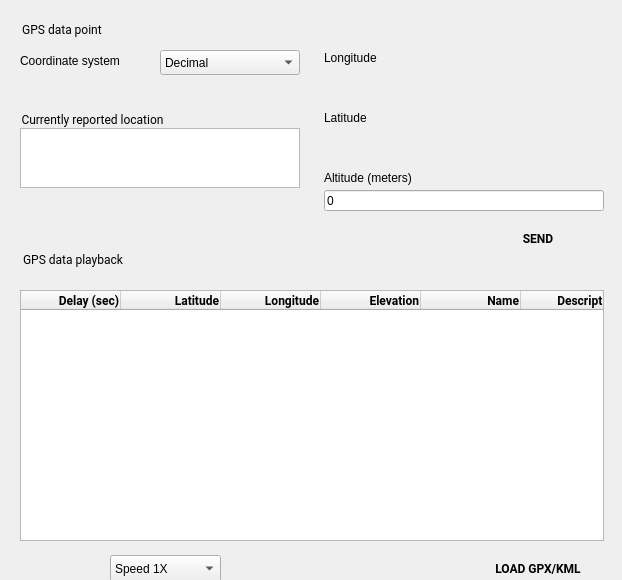
Above: android/android-emu/android/skin/qt/extended-pages/location-page.ui from aosp-mirror/platform_external_qemu before the change. Below: the same form after it.
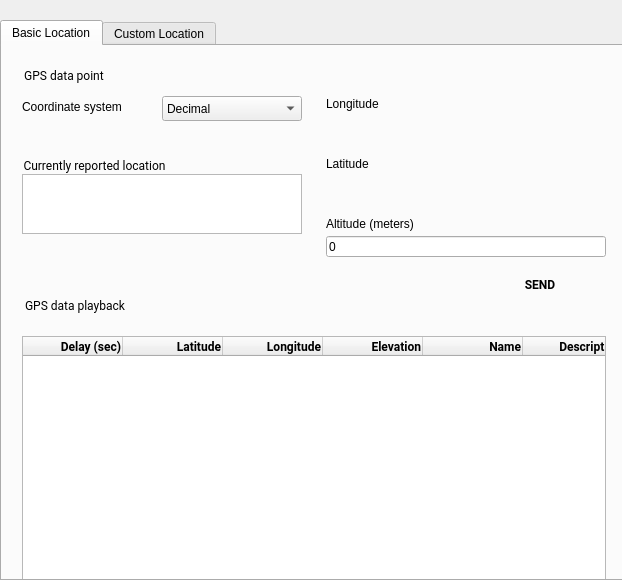
That is the form after the change. Icons and pictures are not drawn. Custom widgets are drawn as their Qt base class.

Commit message: [wip] Add another tab in location page for the map UI.

The edit to the form file:
```diff
--- a/android/android-emu/android/skin/qt/extended-pages/location-page.ui
+++ b/android/android-emu/android/skin/qt/extended-pages/location-page.ui
@@ -13,6 +13,25 @@
   <property name="windowTitle">
    <string>Form</string>
   </property>
+  <widget class="QTabWidget" name="tabWidget">
+   <property name="geometry">
+    <rect>
+     <x>0</x>
+     <y>20</y>
+     <width>630</width>
+     <height>561</height>
+    </rect>
+   </property>
+   <property name="styleSheet">
+    <string notr="true"/>
+   </property>
+   <property name="currentIndex">
+    <number>0</number>
+   </property>
+   <widget class="QWidget" name="tab">
+    <attribute name="title">
+     <string>Basic Location</string>
+    </attribute>
   <widget class="QGroupBox" name="locationGroup_3">
    <property name="geometry">
     <rect>
@@ -521,6 +540,13 @@
      <family>Roboto</family>
     </font>
    </property>
+     </widget>
+    </widget>
+    <widget class="QWidget" name="customLocationTab">
+     <attribute name="title">
+      <string>Custom Location</string>
+     </attribute>
+    </widget>
   </widget>
  </widget>
  <customwidgets>
```
Lines whose indentation alone changed are shown as unchanged. The commit also changes 4 other files.
